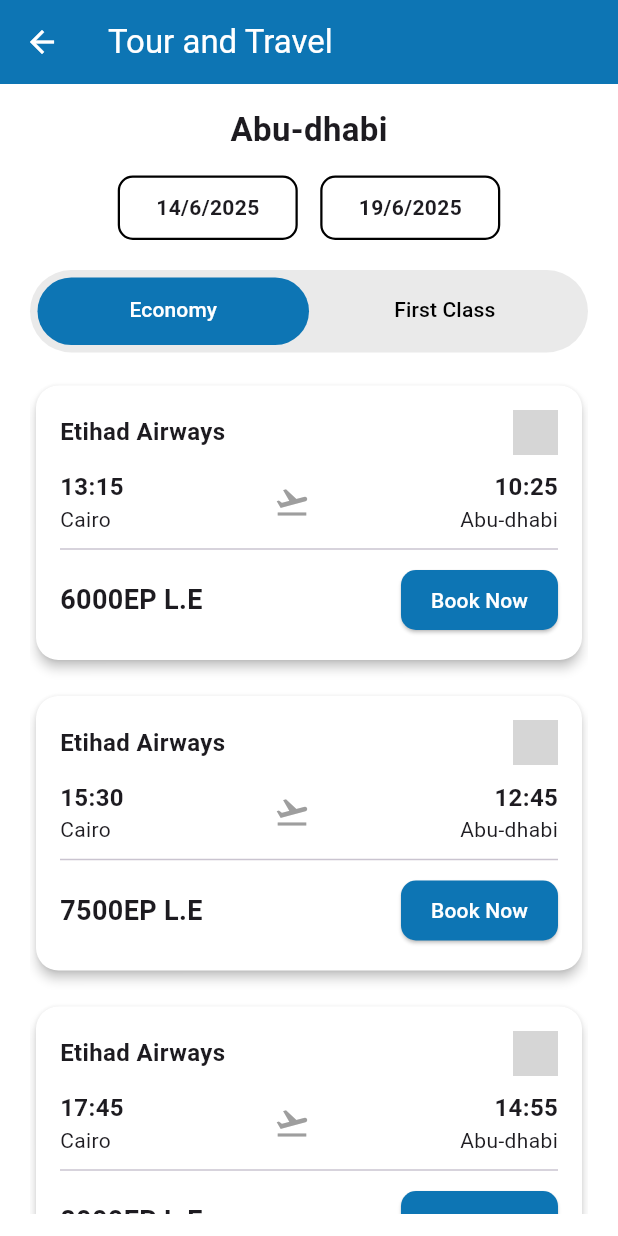
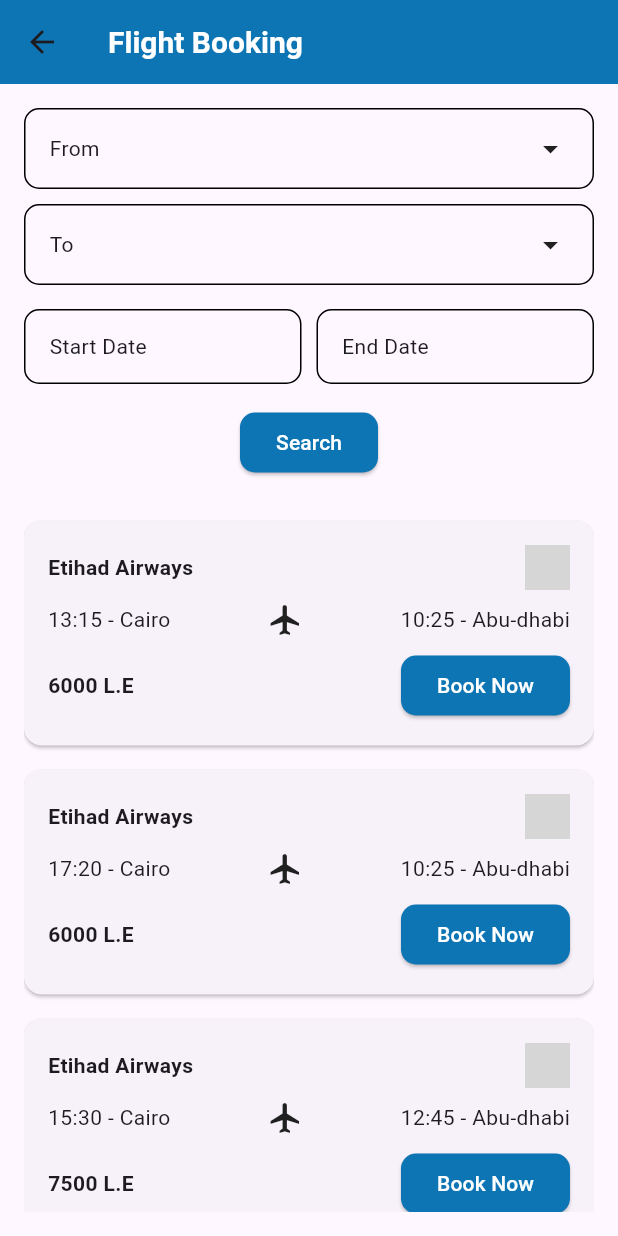
Before and after one commit to MennaAldeib/newflightsys, a Flutter app: the screen it shows after launch, after a tap on "Etihad Airways", on a phone screen of 412 x 824 dp. Run offline on Flutter 3.47's test engine with Material 3 defaults, Android fonts, the phone set to English and light mode, and no system bars; our stand-ins replace country_picker; network calls fail; grey boxes are pictures that could not be loaded.

Commit message:
second commit

```diff
--- a/lib/homepage.dart
+++ b/lib/homepage.dart
@@ -1,32 +1,46 @@
 import 'package:flutter/material.dart';
-import 'package:homepage/reservationflight.dart';
+import 'package:country_picker/country_picker.dart';
+
 
 class FlightBookingScreen extends StatefulWidget {
-  final String logo ;
+  final String logo;
   final String airlineTitle;
 
   const FlightBookingScreen({super.key, required this.logo, required this.airlineTitle});
 
- // final TripInfo
   @override
   State<FlightBookingScreen> createState() => _FlightBookingScreenState();
 }
 
 class _FlightBookingScreenState extends State<FlightBookingScreen> {
-  late List<Map<String, String>> flights;
+  String? selectedFrom;
+  String? selectedTo;
+  DateTime? startDate;
+  DateTime? endDate;
+
+  List<Map<String, String>> flights = [];
 
   @override
-
   void initState() {
+    super.initState();
     flights = [
       {
-      "airline":widget.airlineTitle,
+        "airline": widget.airlineTitle,
         "logo": widget.logo,
         "departureTime": "13:15",
         "departureCity": "Cairo",
         "arrivalTime": "10:25",
         "arrivalCity": "Abu-dhabi",
-      "price": "6000EP"
+        "price": "6000"
+      },
+      {
+        "airline": widget.airlineTitle,
+        "logo": widget.logo,
+        "departureTime": "17:20",
+        "departureCity": "Cairo",
+        "arrivalTime": "10:25",
+        "arrivalCity": "Abu-dhabi",
+        "price": "6000"
       },
       {
         "airline": widget.airlineTitle,
@@ -35,218 +49,221 @@ class _FlightBookingScreenState extends State<FlightBookingScreen> {
         "departureCity": "Cairo",
         "arrivalTime": "12:45",
         "arrivalCity": "Abu-dhabi",
-      "price": "7500EP"
+        "price": "7500"
       },
       {
         "airline": widget.airlineTitle,
         "logo": widget.logo,
-      "departureTime": "17:45",
+        "departureTime": "20:15",
         "departureCity": "Cairo",
-      "arrivalTime": "14:55",
+        "arrivalTime": "10:25",
         "arrivalCity": "Abu-dhabi",
-      "price": "8000EP"
+        "price": "6000"
       },
+
     ];
+  }
 
-  super.initState();
+  Future<void> pickDate({required bool isStart}) async {
+    DateTime? picked = await showDatePicker(
+      context: context,
+      initialDate: DateTime.now().add(Duration(days: 1)),
+      firstDate: DateTime.now(),
+      lastDate: DateTime(2030),
+    );
+
+    if (picked != null) {
+      setState(() {
+        if (isStart) {
+          startDate = picked;
+        } else {
+          endDate = picked;
+        }
+      });
+    }
   }
 
   @override
   Widget build(BuildContext context) {
-    return DefaultTabController(
-      length: 2,
-      child: Scaffold(
-        backgroundColor: Colors.white,
+    return Scaffold(
       appBar: AppBar(
+        title: Text('Flight Booking' , style: TextStyle(
+          fontSize: 20,
+          fontWeight: FontWeight.bold, color: Colors.white,
+        ),),
+        backgroundColor: Color(0xFF0D75B4),
+      ),
+      body: Padding(
+        padding: EdgeInsets.all(16),
 
-          backgroundColor: const Color(0xFF0D75B4),
-          leading: InkWell(
-            onTap: () => Navigator.
-              pop(context) ,
-              child: Icon(Icons.arrow_back ,color: Colors.white,)),
-          title:  Row(
+        child: Column(
           children: [
-              Text("Tour and Travel", style: TextStyle(color: Colors.white)),
+            Column(
+              children: [
+                InkWell(
+                  onTap: () {
+                    showCountryPicker(
+                      context: context,
+                      onSelect: (Country country) {
+                        setState(() {
+                          selectedFrom = country.name;
+                        });
+                      },
+                    );
+                  },
+                  child: Container(
+                    padding: EdgeInsets.symmetric(vertical: 14, horizontal: 16),
+                    decoration: BoxDecoration(
+                      border: Border.all(),
+                      borderRadius: BorderRadius.circular(10),
+                    ),
+                    child: Row(
+                      mainAxisAlignment: MainAxisAlignment.spaceBetween,
+                      children: [
+                        Text(selectedFrom ?? "From" ,
+                          overflow: TextOverflow.ellipsis ,
+                          softWrap: true,
+
+                          ),
+                        Icon(Icons.arrow_drop_down),
                       ],
                     ),
                   ),
-
-        body: Padding(
-          padding: const EdgeInsets.symmetric(horizontal: 20, vertical: 15),
-          child: Column(
+                ),
+                SizedBox( height: 10,),
+                InkWell(
+                  onTap: () {
+                    showCountryPicker(
+                      context: context,
+                      onSelect: (Country country) {
+                        setState(() {
+                          selectedTo = country.name;
+                        });
+                      },
+                    );
+                  },
+                  child: Container(
+                    padding: EdgeInsets.symmetric(vertical: 14, horizontal: 16),
+                    decoration: BoxDecoration(
+                      border: Border.all(),
+                      borderRadius: BorderRadius.circular(10),
+                    ),
+                    child: Row(
+                      mainAxisAlignment: MainAxisAlignment.spaceBetween,
                       children: [
-              Text("Abu-dhabi", style: TextStyle(fontSize: 22, fontWeight: FontWeight.bold)),
-              SizedBox(height: 15),
-              Row(
-                mainAxisAlignment: MainAxisAlignment.center,
-                children: [
-                  _buildDateBox("14/6/2025"),
-                  SizedBox(width: 15),
-                  _buildDateBox("19/6/2025"),
+                        Text(selectedTo ?? "To"),
+                        Icon(Icons.arrow_drop_down),
                       ],
                     ),
-              SizedBox(height: 20),
-              _buildTabBar(),
-              SizedBox(height: 10),
+                  ),
+                ),
+
+              ],
+            ),
+            SizedBox(height: 16),
+            Row(
+              children: [
                 Expanded(
-                child: TabBarView(
-                  children: [
-                    _buildFlightList(),
-                    _buildFlightList(),
-                  ],
+                  child: InkWell(
+                    onTap: () => pickDate(isStart: true),
+                    child: _buildDateBox(startDate, "Start Date"),
+                  ),
+                ),
+                SizedBox(width: 10),
+                Expanded(
+                  child: InkWell(
+                    onTap: () => pickDate(isStart: false),
+                    child: _buildDateBox(endDate, "End Date"),
                   ),
                 ),
               ],
             ),
+            SizedBox(height: 15),
+            ElevatedButton(
+              onPressed: () {},
+              style: ElevatedButton.styleFrom(
+                backgroundColor: Color(0xFF0D75B4),
+                shape: RoundedRectangleBorder(
+                    borderRadius: BorderRadius.circular(10)),
+              ),
+              child: Text("Search", style: TextStyle(color: Colors.white)),
+            ),
+
+
+
+
+            SizedBox(height: 20),
+            Expanded(
+              child: ListView.builder(
+                itemCount: flights.length,
+                itemBuilder: (context, index) {
+                  return _buildFlightCard(flights[index]);
+                },
               ),
             ),
-    );
-  }
-
-  Widget _buildDateBox(String date) {
-    return Container(
-      width: 120,
-      padding: EdgeInsets.symmetric(vertical: 10, horizontal: 15),
-      decoration: BoxDecoration(
-        border: Border.all(color: Colors.black, width: 1.5),
-        borderRadius: BorderRadius.circular(10),
-      ),
-      child: Center(
-        child: Text(
-          date,
-          style: TextStyle(fontSize: 14, fontWeight: FontWeight.bold),
-        ),
-      ),
-    );
-  }
-
-  Widget _buildTabBar() {
-    return Container(
-      height: 55,
-      decoration: BoxDecoration(
-        color: Color(0xFFEAEAEA),
-        borderRadius: BorderRadius.circular(33),
-      ),
-      child: Padding(
-        padding: EdgeInsets.all(5),
-        child: TabBar(
-          dividerColor: Colors.transparent,
-          labelColor: Colors.white,
-          unselectedLabelColor: Colors.black,
-          indicator: BoxDecoration(
-            color: Color(0xFF0D75B4),
-            borderRadius: BorderRadius.circular(33),
-          ),
-          indicatorSize: TabBarIndicatorSize.tab,
-          tabs: [
-            Tab(text: "Economy"),
-            Tab(text: "First Class"),
           ],
         ),
       ),
     );
   }
 
-  Widget _buildFlightList() {
-    return ListView.builder(
-      itemCount: flights.length,
-      itemBuilder: (context, index) {
-        return _buildFlightCard(
-          flights[index]["airline"]!,
-          flights[index]["logo"]!,
-          flights[index]["departureTime"]!,
-          flights[index]["departureCity"]!,
-          flights[index]["arrivalTime"]!,
-          flights[index]["arrivalCity"]!,
-          flights[index]["price"]!,
-        );
-      },
+  Widget _buildDateBox(DateTime? date, String label) {
+
+    return Container(
+      padding: EdgeInsets.symmetric(vertical: 14, horizontal: 16),
+      decoration: BoxDecoration(
+        border: Border.all(),
+        borderRadius: BorderRadius.circular(10),
+      ),
+      child: Text(
+        date == null ? label : "${date.day}/${date.month}/${date.year}",
+      ),
     );
   }
 
-  Widget _buildFlightCard(
-      String airline,
-      String logo,
-      String departureTime,
-      String departureCity,
-      String arrivalTime,
-      String arrivalCity,
-      String price) {
-    return Container(
+  Widget _buildFlightCard(Map<String, String> flight) {
+    return Card(
       margin: EdgeInsets.symmetric(vertical: 8),
-      child: Card(
-        color: Colors.white,
-        shape: RoundedRectangleBorder(borderRadius: BorderRadius.circular(15)),
-        elevation: 3,
       child: Padding(
-          padding: const EdgeInsets.all(16.0),
+        padding: EdgeInsets.all(16),
         child: Column(
           crossAxisAlignment: CrossAxisAlignment.start,
           children: [
             Row(
               mainAxisAlignment: MainAxisAlignment.spaceBetween,
               children: [
-                  Text(airline,
-                      style: TextStyle(fontSize: 16, fontWeight: FontWeight.bold)),
-                  Image.network(logo, height: 30),
+                Text(flight['airline']!, style: TextStyle(fontWeight: FontWeight.bold)),
+                Image.network(flight['logo']!, height: 30),
               ],
             ),
-              SizedBox(height: 10),
+            SizedBox(height: 8),
             Row(
               mainAxisAlignment: MainAxisAlignment.spaceBetween,
               children: [
-                  Column(
-                    crossAxisAlignment: CrossAxisAlignment.start,
-                    children: [
-                      Text(departureTime,
-                          style: TextStyle(
-                              fontSize: 16, fontWeight: FontWeight.bold)),
-                      Text(departureCity, style: TextStyle(fontSize: 14)),
+                Text("${flight['departureTime']} - ${flight['departureCity']}"),
+                Icon(Icons.flight),
+                Text("${flight['arrivalTime']} - ${flight['arrivalCity']}"),
               ],
             ),
-                  Icon(Icons.flight_takeoff, color: Colors.grey, size: 24),
-                  Column(
-                    crossAxisAlignment: CrossAxisAlignment.end,
-                    children: [
-                      Text(arrivalTime,
-                          style: TextStyle(
-                              fontSize: 16, fontWeight: FontWeight.bold)),
-                      Text(arrivalCity, style: TextStyle(fontSize: 14)),
-                    ],
-                  ),
-                ],
-              ),
-              Divider(thickness: 1, height: 20),
+            SizedBox(height: 8),
             Row(
               mainAxisAlignment: MainAxisAlignment.spaceBetween,
               children: [
-                  Text("$price L.E",
+                Text("${flight['price']} L.E", style: TextStyle(fontWeight: FontWeight.bold)),
+                ElevatedButton(
+                  onPressed: () {},
                   style:
-                      TextStyle(fontSize: 18, fontWeight: FontWeight.bold)),
-                  ElevatedButton(
-                    onPressed: () {
-                      Navigator.push(
-                        context,
-                        MaterialPageRoute(
-                          builder: (context) => BookingScreen(),
-                        ),
-                      );
 
-                    },
-
-                    style: ElevatedButton.styleFrom(
+                  ElevatedButton.styleFrom(
                     backgroundColor: Color(0xFF0D75B4),
                     shape: RoundedRectangleBorder(
                         borderRadius: BorderRadius.circular(10)),
-                      padding: EdgeInsets.symmetric(horizontal: 20, vertical: 10),
                   ),
-                    child:
-                    Text("Book Now", style: TextStyle(color: Colors.white)),
-                  ),
+                  child: Text("Book Now", style: TextStyle(color: Colors.white)),
+                )
               ],
-              ),
+            )
           ],
-          ),
         ),
       ),
     );
--- a/lib/selectedairline.dart
+++ b/lib/selectedairline.dart
@@ -10,24 +10,12 @@ class Selectedairline extends StatelessWidget {
   Widget build(BuildContext context) {
     List<Map<String, String>> arabAirlines = [
       {
-        "name": "Emirates",
-        "logoUrl": "https://upload.wikimedia.org/wikipedia/commons/thumb/d/d0/Emirates_logo.svg/1934px-Emirates_logo.svg.png"
-      },
-      {
         "name": "Etihad Airways",
         "logoUrl": "https://logos-world.net/wp-content/uploads/2023/01/Etihad-Airways-Logo.png"
       },
       {
         "name": "EgyptAir",
         "logoUrl": "https://upload.wikimedia.org/wikipedia/commons/7/7d/Egypt_air_logo.jpg"
-      },
-      {
-        "name": "Kuwait Airways",
-        "logoUrl": "https://encrypted-tbn0.gstatic.com/images?q=tbn:ANd9GcQmUbMy-h1L2mYJr7Q9grMmMZypCpb3YsOlckpQH-bxoXxLFUOcx7F1eBPkSE_ClvJnmyc&usqp=CAU"
-      },
-      {
-        "name": "Oman Air",
-        "logoUrl": "https://download.logo.wine/logo/Oman_Air/Oman_Air-Logo.wine.png"
       },
       {
         "name": "Middle East Airlines (MEA)",
--- a/pubspec.yaml
+++ b/pubspec.yaml
@@ -29,6 +29,7 @@ environment:
 # versions available, run `flutter pub outdated`.
 dependencies:
   country_picker: ^2.0.20
+  shared_preferences: ^2.2.2
 
 
   flutter:
```
Also changed, not shown: pubspec.lock, 1 other file. Lines whose indentation alone changed are shown as unchanged.
